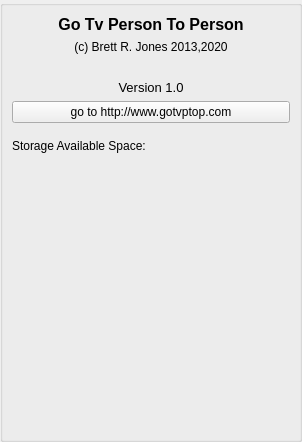
Old version of the form GoTvApps/GoTvCommon/Forms/AppletAboutApp.ui in the repository brettrjones/gotvptop.
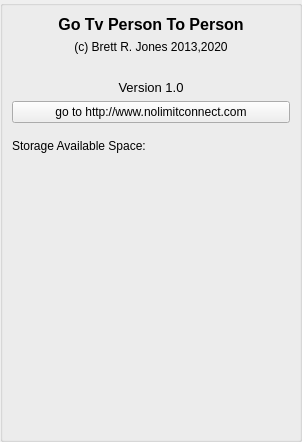
New version of the form.

What changed in the file:
```diff
--- a/GoTvApps/GoTvCommon/Forms/AppletAboutApp.ui
+++ b/GoTvApps/GoTvCommon/Forms/AppletAboutApp.ui
@@ -132,7 +132,7 @@
          </sizepolicy>
         </property>
         <property name="text">
-         <string>go to http://www.gotvptop.com</string>
+         <string>go to http://www.nolimitconnect.com</string>
         </property>
        </widget>
       </item>
```
